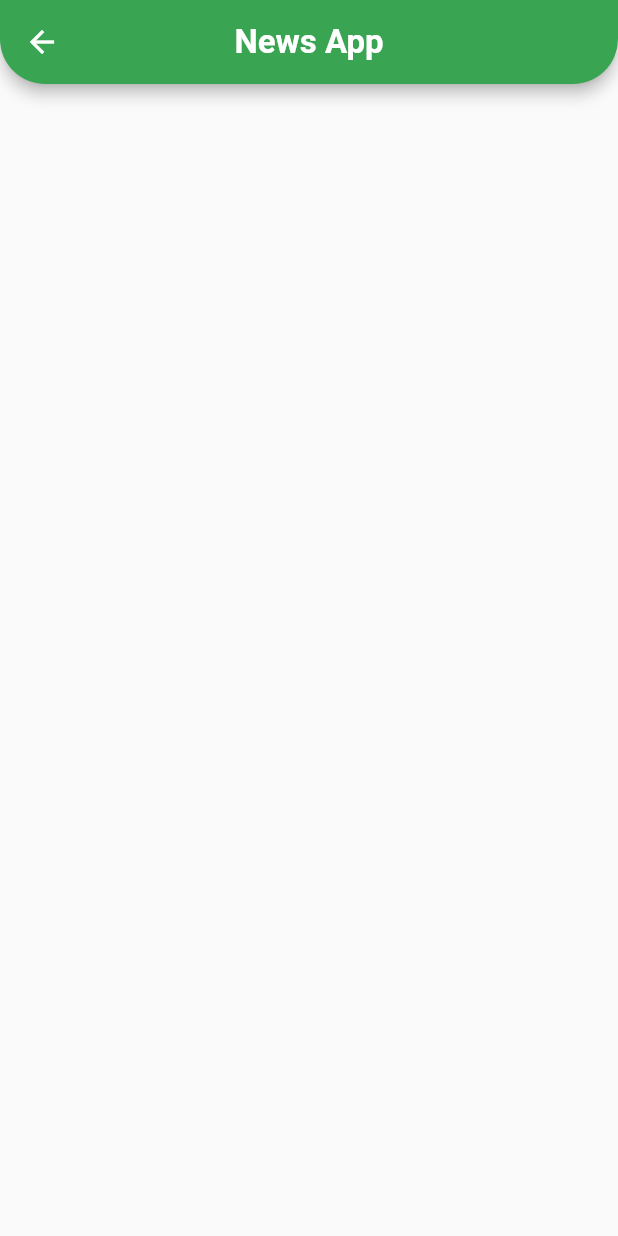
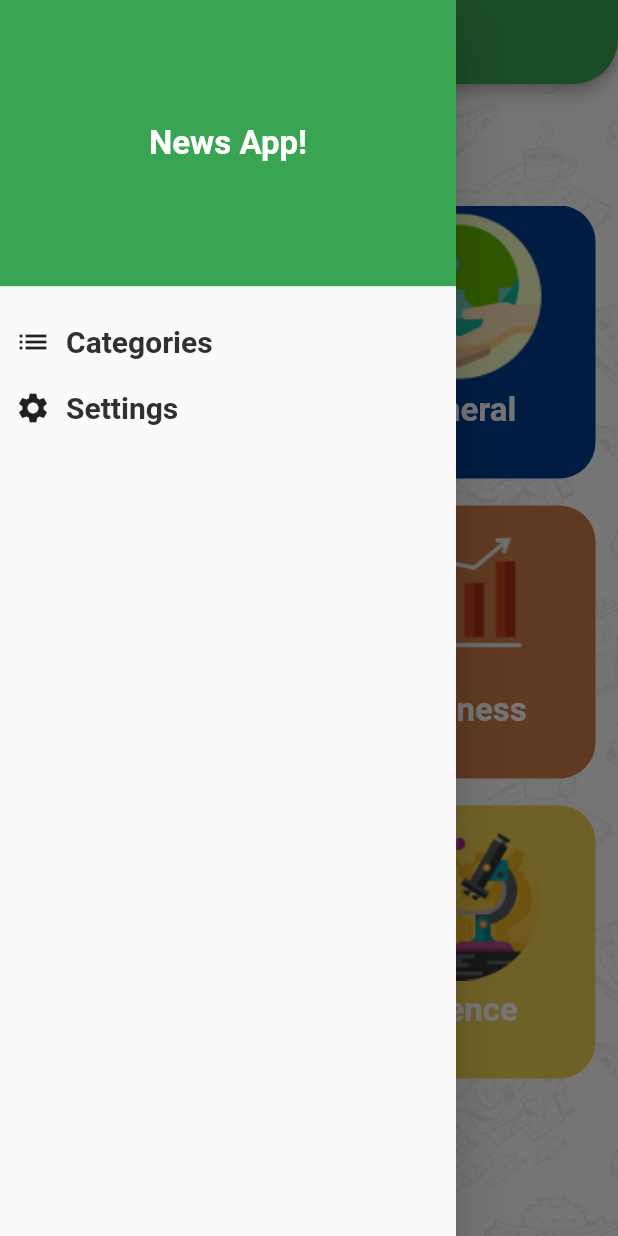
Before and after one commit to Amira-ElSafty/news_app_c9_mon, a Flutter app: the HomeScreen screen opened by its route, with the side drawer open (before the commit the screen has no drawer), on a phone screen of 412 x 824 dp. Run offline on Flutter 3.47's test engine with Material 2 defaults, Android fonts, the phone set to English and light mode, and no system bars; our stand-ins replace cached_network_image.

Commit message:
finished category fragment and category details . finished drawer.

```diff
--- a/lib/api/api_manger.dart
+++ b/lib/api/api_manger.dart
@@ -6,12 +6,13 @@ import 'package:flutter_app_news_c9_mon/model/SourceResponse.dart';
 import 'package:http/http.dart' as http;
 class ApiManger{
 
-  static Future<SourceResponse> getSource()async{
+  static Future<SourceResponse> getSource(String categoryId)async{
     /*
     https://newsapi.org/v2/top-headlines/sources?apiKey=500c5a4f9b244f3db92a47f436f1819e
      */
     Uri url = Uri.https(ApiConstants.baseUrl,ApiConstants.sourceApi,{
-      'apiKey':'500c5a4f9b244f3db92a47f436f1819e'
+      'apiKey':'500c5a4f9b244f3db92a47f436f1819e',
+      'category' : categoryId
     });
     try{
       var response = await http.get(url);
--- a/lib/home/category_details.dart
+++ b/lib/home/category/category_details.dart
@@ -1,26 +1,24 @@
 import 'package:flutter/material.dart';
 import 'package:flutter_app_news_c9_mon/api/api_manger.dart';
-import 'package:flutter_app_news_c9_mon/api/tab_container.dart';
+import 'package:flutter_app_news_c9_mon/home/tabs/tab_container.dart';
 import 'package:flutter_app_news_c9_mon/model/SourceResponse.dart';
+import 'package:flutter_app_news_c9_mon/model/category.dart';
 
 class CategoryDetails extends StatefulWidget {
   static const String routeName = 'Category-details';
+  Category category ;
+  CategoryDetails({required this.category});
 
   @override
   State<CategoryDetails> createState() => _CategoryDetailsState();
 }
 
 class _CategoryDetailsState extends State<CategoryDetails> {
+
   @override
   Widget build(BuildContext context) {
-    return  Scaffold(
-        appBar: AppBar(
-        centerTitle: true,
-        title: Text('News App',
-        style: Theme.of(context).textTheme.titleLarge,),
-    ),
-      body: FutureBuilder<SourceResponse>(
-        future: ApiManger.getSource(),
+    return  FutureBuilder<SourceResponse>(
+        future: ApiManger.getSource(widget.category.id),
           builder: (context, snapshot) {
             if(snapshot.connectionState == ConnectionState.waiting){
               return Center(
@@ -33,7 +31,7 @@ class _CategoryDetailsState extends State<CategoryDetails> {
                 children: [
                   Text('Something went wrong'),
                   ElevatedButton(onPressed: (){
-                    ApiManger.getSource();
+                    ApiManger.getSource(widget.category.id);
                     setState(() {
 
                     });
@@ -49,7 +47,7 @@ class _CategoryDetailsState extends State<CategoryDetails> {
             return TabContainer(sourceList: sourcesList);
 
           }
-      ),
+
     );
   }
 }
--- /dev/null
+++ b/lib/home/category/category_fragments.dart
@@ -0,0 +1,41 @@
+import 'package:flutter/material.dart';
+import 'package:flutter_app_news_c9_mon/home/category/category_item.dart';
+import 'package:flutter_app_news_c9_mon/model/category.dart';
+
+class CategoryFragment extends StatelessWidget {
+  var categoriesList = Category.getCategories();
+  Function onCategoryClick ;
+  CategoryFragment({required this.onCategoryClick});
+  @override
+  Widget build(BuildContext context) {
+    return Container(
+      padding: EdgeInsets.all(15),
+      child: Column(
+        crossAxisAlignment: CrossAxisAlignment.stretch,
+        children: [
+          Text('Pick your category \nof interest',
+            style: Theme.of(context).textTheme.titleMedium,
+          ),
+          SizedBox(height: 20,),
+          Expanded(
+            child: GridView.builder(
+                gridDelegate: SliverGridDelegateWithFixedCrossAxisCount(
+                  crossAxisCount: 2,
+                  mainAxisSpacing: 18,
+                  crossAxisSpacing: 18
+                ),
+                itemBuilder: (context,index){
+                  return InkWell(
+                    onTap: (){
+                      onCategoryClick(categoriesList[index]);
+                    },
+                      child: CategoryItem(category: categoriesList[index], index: index));
+                },
+              itemCount: categoriesList.length,
+            ),
+          )
+        ],
+      ),
+    );
+  }
+}
--- /dev/null
+++ b/lib/home/category/category_item.dart
@@ -0,0 +1,30 @@
+import 'package:flutter/material.dart';
+import 'package:flutter_app_news_c9_mon/model/category.dart';
+
+class CategoryItem extends StatelessWidget {
+  Category category ;
+  int index ;
+  CategoryItem({required this.category,required this.index});
+  @override
+  Widget build(BuildContext context) {
+    return Container(
+      decoration: BoxDecoration(
+        color: category.color,
+        borderRadius: BorderRadius.only(
+          topLeft: Radius.circular(24),
+          topRight: Radius.circular(24),
+          bottomLeft: Radius.circular(index%2==0 ? 24  :0),
+          bottomRight: Radius.circular(index%2 ==0 ? 0 : 24)
+        )
+      ),
+      child: Column(
+        children: [
+          Image.asset(category.imageUrl,
+          height: MediaQuery.of(context).size.height*0.15,),
+          Text(category.title,
+          style: Theme.of(context).textTheme.titleLarge,),
+        ],
+      ),
+    );
+  }
+}
--- a/lib/home/home_screen.dart
+++ b/lib/home/home_screen.dart
@@ -1,15 +1,74 @@
 import 'package:flutter/material.dart';
+import 'package:flutter_app_news_c9_mon/home/category/category_details.dart';
+import 'package:flutter_app_news_c9_mon/home/category/category_fragments.dart';
+import 'package:flutter_app_news_c9_mon/home/tabs/home_drawer.dart';
+import 'package:flutter_app_news_c9_mon/model/category.dart';
+import 'package:flutter_app_news_c9_mon/my_theme.dart';
+import 'package:flutter_app_news_c9_mon/settings/settings_tab.dart';
 
-class HomeScreen extends StatelessWidget {
+class HomeScreen extends StatefulWidget {
   static const String routeName = 'home';
+
+  @override
+  State<HomeScreen> createState() => _HomeScreenState();
+}
+
+class _HomeScreenState extends State<HomeScreen> {
   @override
   Widget build(BuildContext context) {
-    return  Scaffold(
-        appBar: AppBar(
-        centerTitle: true,
-        title: Text('News App',
-        style: Theme.of(context).textTheme.titleLarge,),
-    ),
+    return Stack(
+      children: [
+        Container(
+            color: MyTheme.whiteColor,
+            child: Image.asset(
+              'assets/images/main_background.png',
+              height: double.infinity,
+              width: double.infinity,
+              fit: BoxFit.cover,
+            )),
+        Scaffold(
+          backgroundColor: Colors.transparent,
+          appBar: AppBar(
+            centerTitle: true,
+            title: Text(
+              selectedDrawerItem == HomeDrawer.settings ?
+                  'Settings':
+              selectedCategory == null ?
+              'News App'
+              : selectedCategory!.title,
+              style: Theme.of(context).textTheme.titleLarge,
+            ),
+          ),
+          drawer: Drawer(
+            child: HomeDrawer(onDrawerItemClick: onDrawerItemClick ),
+          ),
+          body: selectedDrawerItem == HomeDrawer.settings ?
+              SettingsTab()
+              :
+          selectedCategory == null ?
+          CategoryFragment(onCategoryClick: onCategoryClick):
+          CategoryDetails(category: selectedCategory!),
+        )
+      ],
     );
   }
+
+  Category? selectedCategory ;
+
+  void onCategoryClick(Category newSelectedCategory){
+    selectedCategory = newSelectedCategory ;
+    setState(() {
+
+    });
+  }
+
+  int selectedDrawerItem = HomeDrawer.categories ;
+  void onDrawerItemClick(int newSelectedDrawerItem){
+    selectedDrawerItem = newSelectedDrawerItem ;
+    selectedCategory = null ;
+    Navigator.pop(context);
+    setState(() {
+
+    });
+  }
 }
--- a/lib/news_container.dart
+++ b/lib/home/news/news_container.dart
@@ -1,5 +1,6 @@
 import 'package:flutter/material.dart';
 import 'package:flutter_app_news_c9_mon/api/api_manger.dart';
+import 'package:flutter_app_news_c9_mon/home/news/news_item.dart';
 import 'package:flutter_app_news_c9_mon/model/NewsResponse.dart';
 import 'package:flutter_app_news_c9_mon/model/SourceResponse.dart';
 
@@ -41,7 +42,7 @@ class _NewsContainerState extends State<NewsContainer> {
         }
         var newsList = snapshot.data?.articles ?? [];
         return ListView.builder(itemBuilder: (context, index) {
-          return Text(newsList[index].title??'');
+          return NewsItem(news: newsList[index]);
         },
           itemCount: newsList.length,
         );
--- /dev/null
+++ b/lib/home/news/news_item.dart
@@ -0,0 +1,45 @@
+import 'package:flutter/material.dart';
+import 'package:flutter_app_news_c9_mon/model/NewsResponse.dart';
+import 'package:cached_network_image/cached_network_image.dart';
+import 'package:flutter_app_news_c9_mon/my_theme.dart';
+class NewsItem extends StatelessWidget {
+  News news ;
+  NewsItem({required this.news});
+  @override
+  Widget build(BuildContext context) {
+    return Container(
+      padding: EdgeInsets.all(15),
+      child: Column(
+        crossAxisAlignment: CrossAxisAlignment.stretch,
+        children: [
+          ClipRRect(
+            borderRadius: BorderRadius.circular(18),
+            child: CachedNetworkImage(
+              imageUrl: news.urlToImage??"",
+              placeholder: (context, url) => Center(child: CircularProgressIndicator(
+                color: Theme.of(context).primaryColor,
+              )),
+              errorWidget: (context, url, error) => Icon(Icons.error),
+            ),
+          ),
+          SizedBox(height: 10),
+          Text(news.author??"",
+            style: Theme.of(context).textTheme.titleSmall!.copyWith(
+              color: MyTheme.greyColor
+            ),
+          ),
+          SizedBox(height: 10),
+          Text(news.title??"",
+            style: Theme.of(context).textTheme.titleSmall,),
+          SizedBox(height: 10),
+          Text(news.publishedAt??"",
+            style: Theme.of(context).textTheme.titleSmall!.copyWith(
+                color: MyTheme.greyColor
+            ),
+            textAlign: TextAlign.end,
+          ),
+        ],
+      ),
+    );
+  }
+}
--- /dev/null
+++ b/lib/home/tabs/home_drawer.dart
@@ -0,0 +1,59 @@
+import 'package:flutter/material.dart';
+
+class HomeDrawer extends StatelessWidget {
+  static const int categories = 1 ;
+  static const int settings = 2 ;
+  Function onDrawerItemClick ;
+  HomeDrawer({required this.onDrawerItemClick});
+  @override
+  Widget build(BuildContext context) {
+    return Column(
+      children: [
+        Container(
+          padding: EdgeInsets.symmetric(vertical: MediaQuery.of(context)
+          .size.height*0.1),
+          width: double.infinity,
+          color: Theme.of(context).primaryColor,
+          child: Text('News App!',
+          textAlign: TextAlign.center,
+          style: Theme.of(context).textTheme.titleLarge,),
+        ),
+        SizedBox(height: 15,),
+        InkWell(
+          onTap: (){
+            onDrawerItemClick(HomeDrawer.categories);
+          },
+          child: Padding(
+            padding: const EdgeInsets.all(10.0),
+            child: Row(
+              children: [
+                Icon(Icons.list),
+                SizedBox(width: 10,),
+                Text('Categories',
+                  style: Theme.of(context).textTheme.titleMedium,
+                )
+              ],
+            ),
+          ),
+        ),
+        InkWell(
+          onTap: (){
+            onDrawerItemClick(HomeDrawer.settings);
+          },
+          child: Padding(
+            padding: const EdgeInsets.all(10.0),
+            child: Row(
+              children: [
+                Icon(Icons.settings),
+                SizedBox(width: 10,),
+                Text('Settings',
+                  style: Theme.of(context).textTheme.titleMedium,
+                )
+              ],
+            ),
+          ),
+        ),
+      ],
+    );
+  }
+}
--- a/lib/api/tab_container.dart
+++ b/lib/home/tabs/tab_container.dart
@@ -1,7 +1,7 @@
 import 'package:flutter/material.dart';
 import 'package:flutter_app_news_c9_mon/model/SourceResponse.dart';
-import 'package:flutter_app_news_c9_mon/news_container.dart';
-import 'package:flutter_app_news_c9_mon/tab_item.dart';
+import 'package:flutter_app_news_c9_mon/home/news/news_container.dart';
+import 'package:flutter_app_news_c9_mon/home/tabs/tab_item.dart';
 
 class TabContainer extends StatefulWidget {
   List<Source> sourceList;
--- a/lib/main.dart
+++ b/lib/main.dart
@@ -1,5 +1,5 @@
 import 'package:flutter/material.dart';
-import 'package:flutter_app_news_c9_mon/home/category_details.dart';
+import 'package:flutter_app_news_c9_mon/home/category/category_details.dart';
 import 'package:flutter_app_news_c9_mon/home/home_screen.dart';
 import 'package:flutter_app_news_c9_mon/my_theme.dart';
 
@@ -15,9 +15,8 @@ class MyApp extends StatelessWidget {
       debugShowCheckedModeBanner: false,
       routes: {
         HomeScreen.routeName: (context) => HomeScreen(),
-        CategoryDetails.routeName: (context) => CategoryDetails(),
       },
-      initialRoute: CategoryDetails.routeName,
+      initialRoute: HomeScreen.routeName,
       theme: MyTheme.lightTheme,
     );
   }
--- /dev/null
+++ b/lib/model/category.dart
@@ -0,0 +1,32 @@
+import 'package:flutter/material.dart';
+import 'package:flutter_app_news_c9_mon/my_theme.dart';
+
+class Category{
+  String id ;
+  String title ;
+  String imageUrl ;
+  Color color ;
+
+  Category({required this.id,required this.title,required this.color,
+  required this.imageUrl});
+
+  static List<Category> getCategories(){
+    return [
+      Category(id: 'sports', title: 'Sports', color: MyTheme.redColor,
+          imageUrl: 'assets/images/sports.png'),
+      Category(id: 'general', title: 'General', color: MyTheme.darkBlueColor,
+          imageUrl: 'assets/images/general.png'),
+      Category(id: 'health', title: 'Health', color: MyTheme.pinkColor,
+          imageUrl: 'assets/images/health.png'),
+      Category(id: 'business', title: 'Business', color: MyTheme.brownColor,
+          imageUrl: 'assets/images/bussines.png'),
+      Category(id: 'entertainment', title: 'Entertainment',
+          color: MyTheme.blueColor,
+          imageUrl: 'assets/images/entertainment.png'),
+      Category(id: 'science', title: 'Science', color: MyTheme.yellowColor,
+          imageUrl: 'assets/images/science.png'),
+      Category(id: 'technology', title: 'Technology', color: MyTheme.darkBlueColor,
+          imageUrl: 'assets/images/technology.png'),
+    ];
+  }
+}
--- /dev/null
+++ b/lib/settings/settings_tab.dart
@@ -0,0 +1,12 @@
+import 'package:flutter/material.dart';
+import 'package:flutter_app_news_c9_mon/my_theme.dart';
+
+class SettingsTab extends StatelessWidget {
+
+  @override
+  Widget build(BuildContext context) {
+    return Container(
+      color: MyTheme.brownColor,
+    );
+  }
+}
--- a/pubspec.yaml
+++ b/pubspec.yaml
@@ -36,6 +36,7 @@ dependencies:
   # Use with the CupertinoIcons class for iOS style icons.
   cupertino_icons: ^1.0.2
   http: ^0.13.6
+  cached_network_image: ^3.2.3
 
 dev_dependencies:
   flutter_test:
```
Also changed, not shown: lib/home/tabs/tab_item.dart (renamed from lib/tab_item.dart), pubspec.lock.
